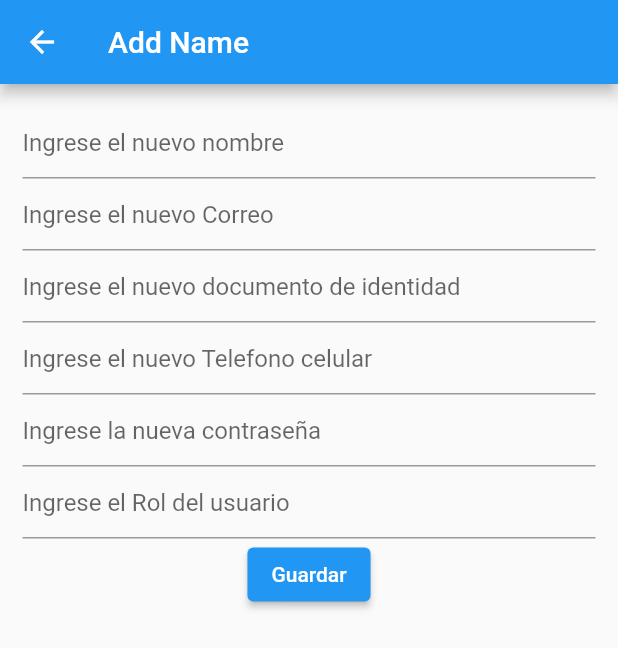
After one commit to ThePolanco/App_with_Flutter, a Flutter app: the AddNamePage screen opened by its route, on a phone screen of 412 x 824 dp. The commit adds this screen. Shown: the top 648 px of the screen. Run offline on Flutter 3.47's test engine with Material 2 defaults, Android fonts, the light colour scheme and no system bars; our stand-ins replace cloud_firestore, firebase_core, firebase_messaging, geolocator, local_auth; missing offline and left inert: mysql1; accounts and stored records are empty.

Commit message:
Conexión Web Service

```diff
--- a/lib/DTO/Token.dart
+++ b/lib/DTO/Token.dart
@@ -6,6 +6,67 @@ class Token{
   FirebaseMessaging messaging = FirebaseMessaging.instance;
   String isToken = "";
   FirebaseFirestore firestore = FirebaseFirestore.instance;
+
+
+
+  //Crear funcion para consultar del crud
+  Future<List> getPeople() async{
+    List people = [];
+    QuerySnapshot querySnapshot=await firestore.collection('Usuarios').get();
+    for (var doc in querySnapshot.docs){
+      final Map<String, dynamic> data=doc.data() as Map<String, dynamic>;
+      final person ={
+        "NombreUsuario": data['NombreUsuario'],
+        "CorreoUsuario": data['CorreoUsuario'],
+        "IdentidadUsuario": data['IdentidadUsuario'],
+        "Telefonousuario": data ['Telefonousuario'],
+        "ContraseñaUsuario": data ['ContraseñaUsuario'],
+        "Rol": data ['Rol'],
+        "uid":doc.id,
+      };
+      people.add(person);
+    };
+
+    return people;
+  }
+//Fin de funcion para consultar el crud
+
+//Funcion para enviar info
+  Future<void> addPeople(name,Correo, Identidad, Telefono,Contrasena,Rol) async {
+    await firestore.collection('Usuarios').add({
+      "NombreUsuario": name,
+      "CorreoUsuario":Correo,
+      "IdentidadUsuario":Identidad,
+      "Telefonousuario":Telefono,
+      "ContraseñaUsuario":Contrasena,
+      "Estado":true,
+      "Rol":Rol});
+  }
+
+//Fin de la funcion para envio de informacion
+
+//funcion para actualizar datos
+  Future<void> updatepeople(String uid, newname,newCorreo, newIdentidad, newTelefono,newContrasena,newRol) async {
+    await firestore.collection('Usuarios').doc(uid).set({
+      "NombreUsuario": newname,
+      "CorreoUsuario":newCorreo,
+      "IdentidadUsuario":newIdentidad,
+      "Telefonousuario":newTelefono,
+      "ContraseñaUsuario":newContrasena,
+      "Rol":newRol});
+  }
+//fin de la funcion para actualizar datos
+
+// Funcion para eliminar datos
+
+  Future<void> deletePeople(String uid) async{
+    await firestore.collection("Usuarios").doc(uid).delete();
+  }
+
+//Fin de la funcion para eliminar datos
+
+
+
 
   guardarToken(String idDoc) async{
     await Firebase.initializeApp();
@@ -22,7 +83,7 @@ class Token{
   Future<String> generarToken() async{
     await Firebase.initializeApp();
     isToken = (await FirebaseMessaging.instance.getToken())!;
-    print("dato.....token ---> " + isToken);
+    print("Dato.....token ---> " + isToken);
     return await isToken;
   }
 }
--- /dev/null
+++ b/lib/Editar.dart
@@ -0,0 +1,94 @@
+//Editar
+import 'package:cloud_firestore/cloud_firestore.dart';
+import 'package:flutter/material.dart';
+import 'package:lineadeprof/DTO/Token.dart';
+
+class AddNamePage extends StatefulWidget {
+  const AddNamePage({super.key});
+
+  @override
+  State<AddNamePage> createState() => _AddNamePageState();
+}
+
+class _AddNamePageState extends State<AddNamePage> {
+
+  TextEditingController nameController= TextEditingController(text: "");
+  TextEditingController CorreoController=TextEditingController(text: "");
+  TextEditingController IdentidadController=TextEditingController(text: "");
+  TextEditingController TelefonoController=TextEditingController(text: "");
+  TextEditingController ContrasenaController=TextEditingController(text: "");
+  TextEditingController RolController=TextEditingController(text: "");
+
+  @override
+  Widget build(BuildContext context) {
+    return Scaffold(
+      appBar: AppBar(
+        title: const Text('Add Name'),
+      ),
+      body: Padding(
+        padding: const EdgeInsets.all(15.0),
+        child: Column(
+          children: [
+            TextField(
+              controller: nameController,
+              decoration: const InputDecoration(
+                hintText: 'Ingrese el nuevo nombre',
+              ),
+            ),
+            TextField(
+              controller: CorreoController,
+              decoration: const InputDecoration(
+                hintText: 'Ingrese el nuevo Correo',
+              ),
+            ),
+            TextField(
+              controller: IdentidadController,
+              decoration: const InputDecoration(
+                hintText: 'Ingrese el nuevo documento de identidad',
+              ),
+            ),
+            TextField(
+              controller: TelefonoController,
+              decoration: const InputDecoration(
+                hintText: 'Ingrese el nuevo Telefono celular',
+              ),
+            ),
+            TextField(
+              controller: ContrasenaController,
+              decoration: const InputDecoration(
+                hintText: 'Ingrese la nueva contraseña',
+              ),
+            ),
+            TextField(
+              controller: RolController,
+              decoration: const InputDecoration(
+                hintText: 'Ingrese el Rol del usuario',
+              ),
+            ),
+            ElevatedButton(
+                onPressed: () async {
+                  addPeople(nameController.text,CorreoController.text,IdentidadController.text,TelefonoController.text,ContrasenaController.text,RolController.text);
+                },
+                child: const Text("Guardar"))
+          ],
+        ),
+      ),
+    );
+  }
+}
+
+FirebaseFirestore firestore = FirebaseFirestore.instance;
+
+//Funcion para enviar info
+Future<void> addPeople(name,Correo, Identidad, Telefono,Contrasena,Rol) async {
+  await firestore.collection('Usuarios').add({
+    "NombreUsuario": name,
+    "CorreoUsuario":Correo,
+    "IdentidadUsuario":Identidad,
+    "Telefonousuario":Telefono,
+    "ContraseñaUsuario":Contrasena,
+    "Estado":true,
+    "Rol":Rol});
+}
+
+//Fin de la funcion para envio de informacion
```
Also changed, not shown: lib/ActualizarDatos.dart (added, +103 -0 lines), lib/main.dart (+125 -10 lines).
